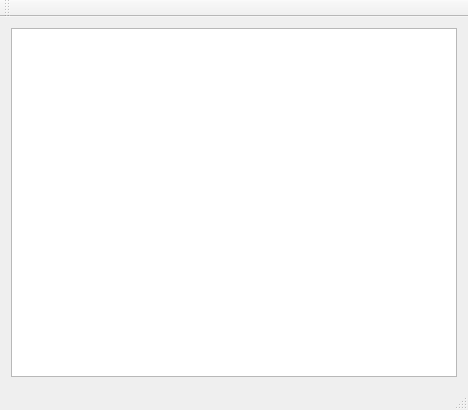
First picture: the form in tools/timeline/mainwindow.ui, repository zhuyinhai/sml, before the edit.
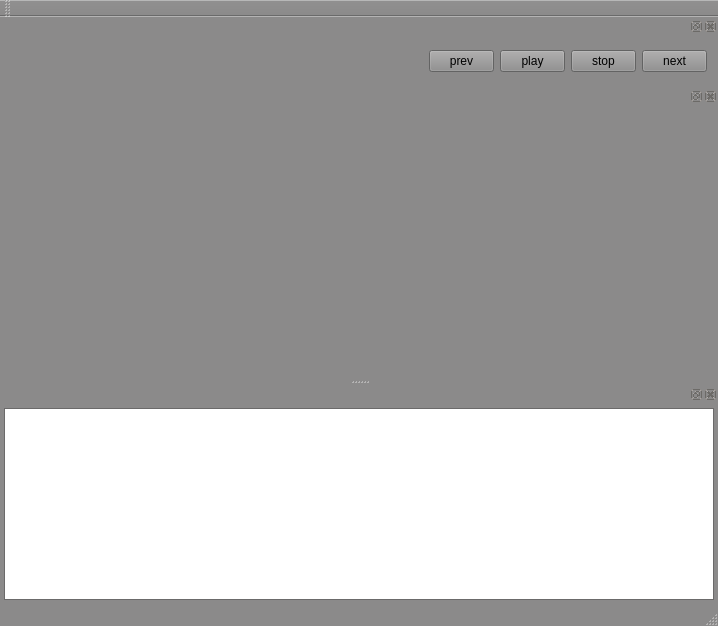
Second picture: the form after the edit. Custom widgets are drawn as their Qt base class.

Commit message: add frozen view

```diff
--- a/tools/timeline/mainwindow.ui
+++ b/tools/timeline/mainwindow.ui
@@ -6,19 +6,433 @@
    <rect>
     <x>0</x>
     <y>0</y>
-    <width>468</width>
-    <height>410</height>
+    <width>718</width>
+    <height>626</height>
    </rect>
   </property>
+  <property name="palette">
+   <palette>
+    <active>
+     <colorrole role="WindowText">
+      <brush brushstyle="SolidPattern">
+       <color alpha="255">
+        <red>0</red>
+        <green>0</green>
+        <blue>0</blue>
+       </color>
+      </brush>
+     </colorrole>
+     <colorrole role="Button">
+      <brush brushstyle="SolidPattern">
+       <color alpha="255">
+        <red>139</red>
+        <green>138</green>
+        <blue>138</blue>
+       </color>
+      </brush>
+     </colorrole>
+     <colorrole role="Light">
+      <brush brushstyle="SolidPattern">
+       <color alpha="255">
+        <red>209</red>
+        <green>207</green>
+        <blue>207</blue>
+       </color>
+      </brush>
+     </colorrole>
+     <colorrole role="Midlight">
+      <brush brushstyle="SolidPattern">
+       <color alpha="255">
+        <red>174</red>
+        <green>172</green>
+        <blue>172</blue>
+       </color>
+      </brush>
+     </colorrole>
+     <colorrole role="Dark">
+      <brush brushstyle="SolidPattern">
+       <color alpha="255">
+        <red>69</red>
+        <green>69</green>
+        <blue>69</blue>
+       </color>
+      </brush>
+     </colorrole>
+     <colorrole role="Mid">
+      <brush brushstyle="SolidPattern">
+       <color alpha="255">
+        <red>93</red>
+        <green>92</green>
+        <blue>92</blue>
+       </color>
+      </brush>
+     </colorrole>
+     <colorrole role="Text">
+      <brush brushstyle="SolidPattern">
+       <color alpha="255">
+        <red>0</red>
+        <green>0</green>
+        <blue>0</blue>
+       </color>
+      </brush>
+     </colorrole>
+     <colorrole role="BrightText">
+      <brush brushstyle="SolidPattern">
+       <color alpha="255">
+        <red>255</red>
+        <green>255</green>
+        <blue>255</blue>
+       </color>
+      </brush>
+     </colorrole>
+     <colorrole role="ButtonText">
+      <brush brushstyle="SolidPattern">
+       <color alpha="255">
+        <red>0</red>
+        <green>0</green>
+        <blue>0</blue>
+       </color>
+      </brush>
+     </colorrole>
+     <colorrole role="Base">
+      <brush brushstyle="SolidPattern">
+       <color alpha="255">
+        <red>255</red>
+        <green>255</green>
+        <blue>255</blue>
+       </color>
+      </brush>
+     </colorrole>
+     <colorrole role="Window">
+      <brush brushstyle="SolidPattern">
+       <color alpha="255">
+        <red>139</red>
+        <green>138</green>
+        <blue>138</blue>
+       </color>
+      </brush>
+     </colorrole>
+     <colorrole role="Shadow">
+      <brush brushstyle="SolidPattern">
+       <color alpha="255">
+        <red>0</red>
+        <green>0</green>
+        <blue>0</blue>
+       </color>
+      </brush>
+     </colorrole>
+     <colorrole role="AlternateBase">
+      <brush brushstyle="SolidPattern">
+       <color alpha="255">
+        <red>197</red>
+        <green>196</green>
+        <blue>196</blue>
+       </color>
+      </brush>
+     </colorrole>
+     <colorrole role="ToolTipBase">
+      <brush brushstyle="SolidPattern">
+       <color alpha="255">
+        <red>255</red>
+        <green>255</green>
+        <blue>220</blue>
+       </color>
+      </brush>
+     </colorrole>
+     <colorrole role="ToolTipText">
+      <brush brushstyle="SolidPattern">
+       <color alpha="255">
+        <red>0</red>
+        <green>0</green>
+        <blue>0</blue>
+       </color>
+      </brush>
+     </colorrole>
+    </active>
+    <inactive>
+     <colorrole role="WindowText">
+      <brush brushstyle="SolidPattern">
+       <color alpha="255">
+        <red>0</red>
+        <green>0</green>
+        <blue>0</blue>
+       </color>
+      </brush>
+     </colorrole>
+     <colorrole role="Button">
+      <brush brushstyle="SolidPattern">
+       <color alpha="255">
+        <red>139</red>
+        <green>138</green>
+        <blue>138</blue>
+       </color>
+      </brush>
+     </colorrole>
+     <colorrole role="Light">
+      <brush brushstyle="SolidPattern">
+       <color alpha="255">
+        <red>209</red>
+        <green>207</green>
+        <blue>207</blue>
+       </color>
+      </brush>
+     </colorrole>
+     <colorrole role="Midlight">
+      <brush brushstyle="SolidPattern">
+       <color alpha="255">
+        <red>174</red>
+        <green>172</green>
+        <blue>172</blue>
+       </color>
+      </brush>
+     </colorrole>
+     <colorrole role="Dark">
+      <brush brushstyle="SolidPattern">
+       <color alpha="255">
+        <red>69</red>
+        <green>69</green>
+        <blue>69</blue>
+       </color>
+      </brush>
+     </colorrole>
+     <colorrole role="Mid">
+      <brush brushstyle="SolidPattern">
+       <color alpha="255">
+        <red>93</red>
+        <green>92</green>
+        <blue>92</blue>
+       </color>
+      </brush>
+     </colorrole>
+     <colorrole role="Text">
+      <brush brushstyle="SolidPattern">
+       <color alpha="255">
+        <red>0</red>
+        <green>0</green>
+        <blue>0</blue>
+       </color>
+      </brush>
+     </colorrole>
+     <colorrole role="BrightText">
+      <brush brushstyle="SolidPattern">
+       <color alpha="255">
+        <red>255</red>
+        <green>255</green>
+        <blue>255</blue>
+       </color>
+      </brush>
+     </colorrole>
+     <colorrole role="ButtonText">
+      <brush brushstyle="SolidPattern">
+       <color alpha="255">
+        <red>0</red>
+        <green>0</green>
+        <blue>0</blue>
+       </color>
+      </brush>
+     </colorrole>
+     <colorrole role="Base">
+      <brush brushstyle="SolidPattern">
+       <color alpha="255">
+        <red>255</red>
+        <green>255</green>
+        <blue>255</blue>
+       </color>
+      </brush>
+     </colorrole>
+     <colorrole role="Window">
+      <brush brushstyle="SolidPattern">
+       <color alpha="255">
+        <red>139</red>
+        <green>138</green>
+        <blue>138</blue>
+       </color>
+      </brush>
+     </colorrole>
+     <colorrole role="Shadow">
+      <brush brushstyle="SolidPattern">
+       <color alpha="255">
+        <red>0</red>
+        <green>0</green>
+        <blue>0</blue>
+       </color>
+      </brush>
+     </colorrole>
+     <colorrole role="AlternateBase">
+      <brush brushstyle="SolidPattern">
+       <color alpha="255">
+        <red>197</red>
+        <green>196</green>
+        <blue>196</blue>
+       </color>
+      </brush>
+     </colorrole>
+     <colorrole role="ToolTipBase">
+      <brush brushstyle="SolidPattern">
+       <color alpha="255">
+        <red>255</red>
+        <green>255</green>
+        <blue>220</blue>
+       </color>
+      </brush>
+     </colorrole>
+     <colorrole role="ToolTipText">
+      <brush brushstyle="SolidPattern">
+       <color alpha="255">
+        <red>0</red>
+        <green>0</green>
+        <blue>0</blue>
+       </color>
+      </brush>
+     </colorrole>
+    </inactive>
+    <disabled>
+     <colorrole role="WindowText">
+      <brush brushstyle="SolidPattern">
+       <color alpha="255">
+        <red>69</red>
+        <green>69</green>
+        <blue>69</blue>
+       </color>
+      </brush>
+     </colorrole>
+     <colorrole role="Button">
+      <brush brushstyle="SolidPattern">
+       <color alpha="255">
+        <red>139</red>
+        <green>138</green>
+        <blue>138</blue>
+       </color>
+      </brush>
+     </colorrole>
+     <colorrole role="Light">
+      <brush brushstyle="SolidPattern">
+       <color alpha="255">
+        <red>209</red>
+        <green>207</green>
+        <blue>207</blue>
+       </color>
+      </brush>
+     </colorrole>
+     <colorrole role="Midlight">
+      <brush brushstyle="SolidPattern">
+       <color alpha="255">
+        <red>174</red>
+        <green>172</green>
+        <blue>172</blue>
+       </color>
+      </brush>
+     </colorrole>
+     <colorrole role="Dark">
+      <brush brushstyle="SolidPattern">
+       <color alpha="255">
+        <red>69</red>
+        <green>69</green>
+        <blue>69</blue>
+       </color>
+      </brush>
+     </colorrole>
+     <colorrole role="Mid">
+      <brush brushstyle="SolidPattern">
+       <color alpha="255">
+        <red>93</red>
+        <green>92</green>
+        <blue>92</blue>
+       </color>
+      </brush>
+     </colorrole>
+     <colorrole role="Text">
+      <brush brushstyle="SolidPattern">
+       <color alpha="255">
+        <red>69</red>
+        <green>69</green>
+        <blue>69</blue>
+       </color>
+      </brush>
+     </colorrole>
+     <colorrole role="BrightText">
+      <brush brushstyle="SolidPattern">
+       <color alpha="255">
+        <red>255</red>
+        <green>255</green>
+        <blue>255</blue>
+       </color>
+      </brush>
+     </colorrole>
+     <colorrole role="ButtonText">
+      <brush brushstyle="SolidPattern">
+       <color alpha="255">
+        <red>69</red>
+        <green>69</green>
+        <blue>69</blue>
+       </color>
+      </brush>
+     </colorrole>
+     <colorrole role="Base">
+      <brush brushstyle="SolidPattern">
+       <color alpha="255">
+        <red>139</red>
+        <green>138</green>
+        <blue>138</blue>
+       </color>
+      </brush>
+     </colorrole>
+     <colorrole role="Window">
+      <brush brushstyle="SolidPattern">
+       <color alpha="255">
+        <red>139</red>
+        <green>138</green>
+        <blue>138</blue>
+       </color>
+      </brush>
+     </colorrole>
+     <colorrole role="Shadow">
+      <brush brushstyle="SolidPattern">
+       <color alpha="255">
+        <red>0</red>
+        <green>0</green>
+        <blue>0</blue>
+       </color>
+      </brush>
+     </colorrole>
+     <colorrole role="AlternateBase">
+      <brush brushstyle="SolidPattern">
+       <color alpha="255">
+        <red>139</red>
+        <green>138</green>
+        <blue>138</blue>
+       </color>
+      </brush>
+     </colorrole>
+     <colorrole role="ToolTipBase">
+      <brush brushstyle="SolidPattern">
+       <color alpha="255">
+        <red>255</red>
+        <green>255</green>
+        <blue>220</blue>
+       </color>
+      </brush>
+     </colorrole>
+     <colorrole role="ToolTipText">
+      <brush brushstyle="SolidPattern">
+       <color alpha="255">
+        <red>0</red>
+        <green>0</green>
+        <blue>0</blue>
+       </color>
+      </brush>
+     </colorrole>
+    </disabled>
+   </palette>
+  </property>
   <property name="windowTitle">
    <string>MainWindow</string>
   </property>
   <widget class="QWidget" name="centralWidget">
-   <layout class="QVBoxLayout" name="verticalLayout">
-    <item>
-     <widget class="TimelineView" name="treeView"/>
-    </item>
-   </layout>
+   <property name="autoFillBackground">
+    <bool>false</bool>
+   </property>
+   <layout class="QVBoxLayout" name="verticalLayout"/>
   </widget>
   <widget class="QMenuBar" name="menuBar">
    <property name="geometry">
@@ -39,6 +453,100 @@
    </attribute>
   </widget>
   <widget class="QStatusBar" name="statusBar"/>
+  <widget class="QDockWidget" name="timelineWidget">
+   <property name="floating">
+    <bool>false</bool>
+   </property>
+   <attribute name="dockWidgetArea">
+    <number>8</number>
+   </attribute>
+   <widget class="QWidget" name="timelineWidgetContents">
+    <layout class="QHBoxLayout" name="horizontalLayout">
+     <property name="spacing">
+      <number>5</number>
+     </property>
+     <property name="leftMargin">
+      <number>4</number>
+     </property>
+     <property name="topMargin">
+      <number>4</number>
+     </property>
+     <property name="rightMargin">
+      <number>4</number>
+     </property>
+     <property name="bottomMargin">
+      <number>4</number>
+     </property>
+     <item>
+      <widget class="TimelineView" name="treeView"/>
+     </item>
+    </layout>
+   </widget>
+  </widget>
+  <widget class="QDockWidget" name="timeControlWidget">
+   <property name="minimumSize">
+    <size>
+     <width>300</width>
+     <height>70</height>
+    </size>
+   </property>
+   <property name="maximumSize">
+    <size>
+     <width>300</width>
+     <height>70</height>
+    </size>
+   </property>
+   <attribute name="dockWidgetArea">
+    <number>2</number>
+   </attribute>
+   <widget class="QWidget" name="timeControlWidgetCotents">
+    <layout class="QHBoxLayout" name="horizontalLayout_2">
+     <item>
+      <widget class="QPushButton" name="prevButton">
+       <property name="text">
+        <string>prev</string>
+       </property>
+      </widget>
+     </item>
+     <item>
+      <widget class="QPushButton" name="playButton">
+       <property name="text">
+        <string>play</string>
+       </property>
+      </widget>
+     </item>
+     <item>
+      <widget class="QPushButton" name="stopButton">
+       <property name="text">
+        <string>stop</string>
+       </property>
+      </widget>
+     </item>
+     <item>
+      <widget class="QPushButton" name="pushButton">
+       <property name="text">
+        <string>next</string>
+       </property>
+       <property name="autoDefault">
+        <bool>false</bool>
+       </property>
+       <property name="default">
+        <bool>false</bool>
+       </property>
+       <property name="flat">
+        <bool>false</bool>
+       </property>
+      </widget>
+     </item>
+    </layout>
+   </widget>
+  </widget>
+  <widget class="QDockWidget" name="propertyWidget">
+   <attribute name="dockWidgetArea">
+    <number>2</number>
+   </attribute>
+   <widget class="QWidget" name="propertyWidgetContents"/>
+  </widget>
  </widget>
  <layoutdefault spacing="6" margin="11"/>
  <customwidgets>
```
Left out of the diff: 2 changed lines with no effect on the pictures. The commit also changes 5 other files.
